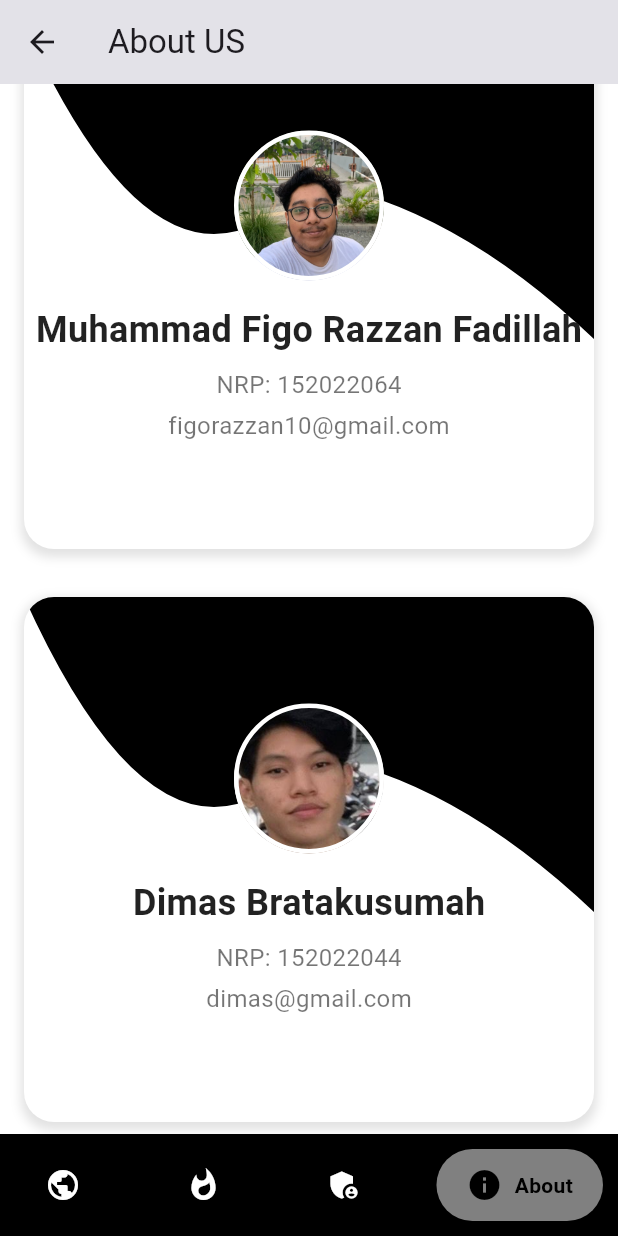
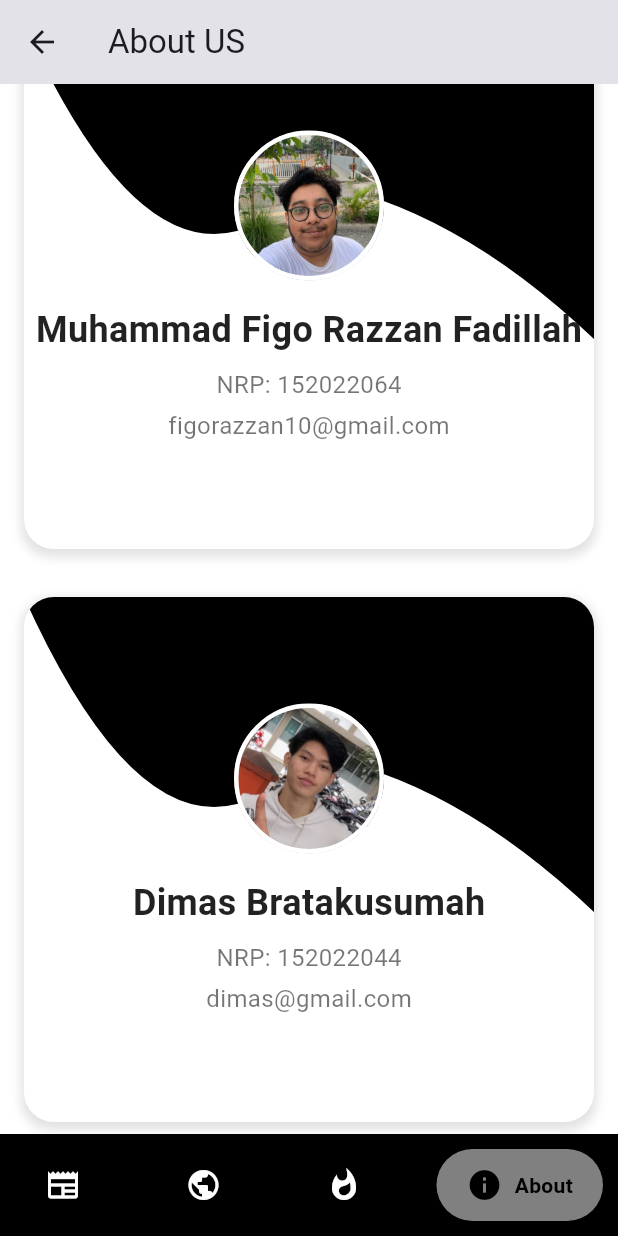
Before and after one commit to FigoRazzan/FlexNews-ClientApp, a Flutter app: the HomeScreen screen opened directly, item 4 of the bottom bar chosen, scrolled down 553 dp, on a phone screen of 412 x 824 dp. Run offline on Flutter 3.47's test engine with Material 3 defaults, Android fonts, the phone set to English and light mode, and no system bars; drawn by our look-alikes of google_nav_bar; our stand-ins replace cloud_firestore, firebase_core, firebase_messaging, fl_chart, flutter_local_notifications, sqflite and 1 more; accounts and stored records are empty.

```diff
--- a/lib/screens/home_screen.dart
+++ b/lib/screens/home_screen.dart
@@ -3,6 +3,7 @@ import 'package:google_nav_bar/google_nav_bar.dart';
 import 'public_data_screen.dart';
 import 'about_screen.dart';
 import 'hot_topic.dart';
+import '../components/firestore_news_list.dart';
 
 class HomeScreen extends StatefulWidget {
   @override
@@ -13,11 +14,16 @@ class _HomeScreenState extends State<HomeScreen> {
   int _selectedIndex = 0;
 
   final List<Widget> _pages = [
+    Scaffold(
+      appBar: AppBar(
+        title: Text('FLEX News'),
+        backgroundColor: Colors.black,
+        foregroundColor: Colors.white,
+      ),
+      body: FirestoreNewsList(),
+    ),
     PublicDataScreen(),
-    HotTopicScreen(), // Halaman Hot Topics
-    Center(
-        child: Text('Admin Page',
-            style: TextStyle(fontSize: 24))), // Placeholder Admin Page
+    HotTopicScreen(),
     AboutScreen(),
   ];
 
@@ -26,15 +32,14 @@ class _HomeScreenState extends State<HomeScreen> {
     return Scaffold(
       body: _pages[_selectedIndex],
       bottomNavigationBar: Container(
-        color: Colors.black, // Warna background navbar
+        color: Colors.black,
         child: Padding(
           padding: const EdgeInsets.symmetric(horizontal: 10, vertical: 10),
           child: GNav(
             backgroundColor: Colors.black,
-            color: Colors.white, // Warna icon dan teks (default)
-            activeColor: Colors.black, // Warna aktif (untuk icon & teks aktif)
-            tabBackgroundColor:
-                Colors.white.withOpacity(0.5), // Transparansi warna saat aktif
+            color: Colors.white,
+            activeColor: Colors.black,
+            tabBackgroundColor: Colors.white.withOpacity(0.5),
             gap: 8,
             padding: const EdgeInsets.symmetric(horizontal: 20, vertical: 12),
             onTabChange: (index) {
@@ -44,16 +49,16 @@ class _HomeScreenState extends State<HomeScreen> {
             },
             tabs: const [
               GButton(
+                icon: Icons.newspaper,
+                text: 'FLEX',
+              ),
+              GButton(
                 icon: Icons.public,
                 text: 'Public News',
               ),
               GButton(
                 icon: Icons.whatshot,
                 text: 'Hot Topics',
-              ),
-              GButton(
-                icon: Icons.admin_panel_settings,
-                text: 'Admin',
               ),
               GButton(
                 icon: Icons.info,
```
Also changed, not shown: lib/components/firestore_news_list.dart (added, +43 -0 lines), lib/components/news_card.dart (added, +48 -0 lines), lib/main.dart (+11 -1 lines), lib/services/notification_service.dart (added, +121 -0 lines), pubspec.yaml (+7 -2 lines), assets/foto_dimas.jpg, assets/foto_dimas2.jpg (added), firebase.json (added), lib/firebase_options.dart (added), pubspec.lock, 3 other files.
